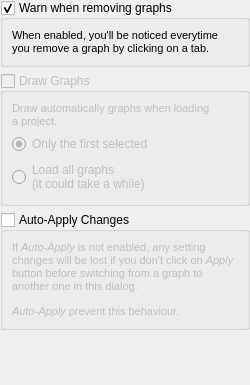
Above: ui/generalpage.ui from romeoxbm/depgraphv before the change. Below: the same form after it.
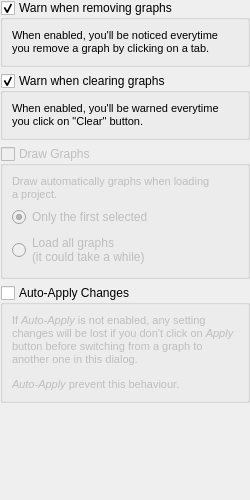
That is the form after the change.

Commit message: - New setting "warn on graph clearing" has been added in application config; - Minor formatting changes;

```diff
--- a/ui/generalpage.ui
+++ b/ui/generalpage.ui
@@ -7,19 +7,19 @@
     <x>0</x>
     <y>0</y>
     <width>250</width>
-    <height>385</height>
+    <height>500</height>
    </rect>
   </property>
   <property name="minimumSize">
    <size>
     <width>250</width>
-    <height>385</height>
+    <height>500</height>
    </size>
   </property>
   <property name="maximumSize">
    <size>
     <width>16777215</width>
-    <height>385</height>
+    <height>500</height>
    </size>
   </property>
   <property name="windowTitle">
@@ -89,6 +89,42 @@
         </layout>
        </widget>
       </item>
+      <item>
+       <widget class="QGroupBox" name="warnOnGraphClearing">
+        <property name="enabled">
+         <bool>true</bool>
+        </property>
+        <property name="title">
+         <string>Warn when clearing graphs</string>
+        </property>
+        <property name="checkable">
+         <bool>true</bool>
+        </property>
+        <layout class="QGridLayout" name="gridLayout_4">
+         <item row="0" column="0">
+          <widget class="QLabel" name="label_4">
+           <property name="enabled">
+            <bool>true</bool>
+           </property>
+           <property name="font">
+            <font>
+             <pointsize>8</pointsize>
+            </font>
+           </property>
+           <property name="text">
+            <string>&lt;html&gt;&lt;head/&gt;&lt;body&gt;&lt;p&gt;When enabled, you'll be warned everytime you click on &amp;quot;Clear&amp;quot; button.&lt;/p&gt;&lt;/body&gt;&lt;/html&gt;</string>
+           </property>
+           <property name="scaledContents">
+            <bool>true</bool>
+           </property>
+           <property name="wordWrap">
+            <bool>true</bool>
+           </property>
+          </widget>
+         </item>
+        </layout>
+       </widget>
+      </item>
       <item>
        <widget class="QGroupBox" name="drawGraphs">
         <property name="enabled">
```
The commit also changes 4 other files.
